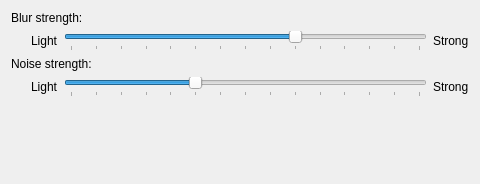
First picture: the form in src/plugins/blur/blur_config.ui, repository lfdevs/kwin, before the edit.
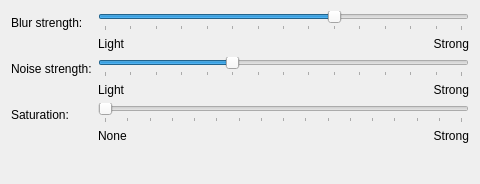
Second picture: the form after the edit.

Diff of the .ui file:
```diff
--- a/src/plugins/blur/blur_config.ui
+++ b/src/plugins/blur/blur_config.ui
@@ -10,39 +10,16 @@
     <height>184</height>
    </rect>
   </property>
-  <layout class="QVBoxLayout" name="verticalLayout">
-   <item>
+  <layout class="QFormLayout" name="formLayout">
+   <item row="0" column="0">
     <widget class="QLabel" name="labelConstantBlurDescription">
      <property name="text">
       <string>Blur strength:</string>
      </property>
     </widget>
    </item>
-   <item>
-    <layout class="QHBoxLayout" name="horizontalLayout">
-     <item>
-      <spacer name="horizontalSpacer">
-       <property name="orientation">
-        <enum>Qt::Horizontal</enum>
-       </property>
-       <property name="sizeType">
-        <enum>QSizePolicy::Fixed</enum>
-       </property>
-       <property name="sizeHint" stdset="0">
-        <size>
-         <width>20</width>
-         <height>20</height>
-        </size>
-       </property>
-      </spacer>
-     </item>
-     <item>
-      <widget class="QLabel" name="labelConstantBlurLight">
-       <property name="text">
-        <string>Light</string>
-       </property>
-      </widget>
-     </item>
+   <item row="0" column="1">
+    <layout class="QVBoxLayout" name="verticalLayout">
      <item>
       <widget class="QSlider" name="kcfg_BlurStrength">
        <property name="minimum">
@@ -69,46 +46,37 @@
       </widget>
      </item>
      <item>
-      <widget class="QLabel" name="labelConstantBlurStrong">
-       <property name="text">
-        <string>Strong</string>
-       </property>
-      </widget>
+      <layout class="QHBoxLayout" name="horizontalLayout">
+       <item>
+        <widget class="QLabel" name="labelConstantBlurLight">
+         <property name="text">
+          <string>Light</string>
+         </property>
+        </widget>
+       </item>
+       <item>
+        <widget class="QLabel" name="labelConstantBlurStrong">
+         <property name="text">
+          <string>Strong</string>
+         </property>
+         <property name="alignment">
+          <set>Qt::AlignmentFlag::AlignRight|Qt::AlignmentFlag::AlignTrailing|Qt::AlignmentFlag::AlignVCenter</set>
+         </property>
+        </widget>
+       </item>
+      </layout>
      </item>
     </layout>
    </item>
-   <item>
+   <item row="2" column="0">
     <widget class="QLabel" name="labelConstantNoiseDescription">
      <property name="text">
       <string>Noise strength:</string>
      </property>
     </widget>
    </item>
-   <item>
-    <layout class="QHBoxLayout" name="horizontalLayout_2">
-     <item>
-      <spacer name="horizontalSpacer_2">
-       <property name="orientation">
-        <enum>Qt::Horizontal</enum>
-       </property>
-       <property name="sizeType">
-        <enum>QSizePolicy::Fixed</enum>
-       </property>
-       <property name="sizeHint" stdset="0">
-        <size>
-         <width>20</width>
-         <height>20</height>
-        </size>
-       </property>
-      </spacer>
-     </item>
-     <item>
-      <widget class="QLabel" name="labelConstantNoiseLight">
-       <property name="text">
-        <string>Light</string>
-       </property>
-      </widget>
-     </item>
+   <item row="2" column="1">
+    <layout class="QVBoxLayout" name="verticalLayout_2">
      <item>
       <widget class="QSlider" name="kcfg_NoiseStrength">
        <property name="maximum">
@@ -132,27 +100,82 @@
       </widget>
      </item>
      <item>
-      <widget class="QLabel" name="labelConstantNoiseStrong">
-       <property name="text">
-        <string>Strong</string>
+      <layout class="QHBoxLayout" name="horizontalLayout_2">
+       <item>
+        <widget class="QLabel" name="labelConstantNoiseLight">
+         <property name="text">
+          <string>Light</string>
+         </property>
+        </widget>
+       </item>
+       <item>
+        <widget class="QLabel" name="labelConstantNoiseStrong">
+         <property name="text">
+          <string>Strong</string>
+         </property>
+         <property name="alignment">
+          <set>Qt::AlignmentFlag::AlignRight|Qt::AlignmentFlag::AlignTrailing|Qt::AlignmentFlag::AlignVCenter</set>
+         </property>
+        </widget>
+       </item>
+      </layout>
+     </item>
+    </layout>
+   </item>
+   <item row="3" column="0">
+    <widget class="QLabel" name="labelSaturation">
+     <property name="text">
+      <string>Saturation:</string>
+     </property>
+    </widget>
+   </item>
+   <item row="3" column="1">
+    <layout class="QVBoxLayout" name="verticalLayout_3">
+     <item>
+      <widget class="QSlider" name="kcfg_Saturation">
+       <property name="minimum">
+        <number>100</number>
+       </property>
+       <property name="maximum">
+        <number>500</number>
+       </property>
+       <property name="singleStep">
+        <number>25</number>
+       </property>
+       <property name="pageStep">
+        <number>25</number>
+       </property>
+       <property name="orientation">
+        <enum>Qt::Orientation::Horizontal</enum>
+       </property>
+       <property name="tickPosition">
+        <enum>QSlider::TickPosition::TicksBelow</enum>
        </property>
       </widget>
      </item>
+     <item>
+      <layout class="QHBoxLayout" name="horizontalLayout_3">
+       <item>
+        <widget class="QLabel" name="labelSaturationStrong">
+         <property name="text">
+          <string>None</string>
+         </property>
+        </widget>
+       </item>
+       <item>
+        <widget class="QLabel" name="labelSaturationNone">
+         <property name="text">
+          <string>Strong</string>
+         </property>
+         <property name="alignment">
+          <set>Qt::AlignmentFlag::AlignRight|Qt::AlignmentFlag::AlignTrailing|Qt::AlignmentFlag::AlignVCenter</set>
+         </property>
+        </widget>
+       </item>
+      </layout>
+     </item>
     </layout>
    </item>
-   <item>
-    <spacer name="verticalSpacer">
-     <property name="orientation">
-      <enum>Qt::Vertical</enum>
-     </property>
-     <property name="sizeHint" stdset="0">
-      <size>
-       <width>0</width>
-       <height>0</height>
-      </size>
-     </property>
-    </spacer>
-   </item>
   </layout>
  </widget>
  <resources/>
```
Left out of the diff: 8 changed lines with no effect on the pictures.
